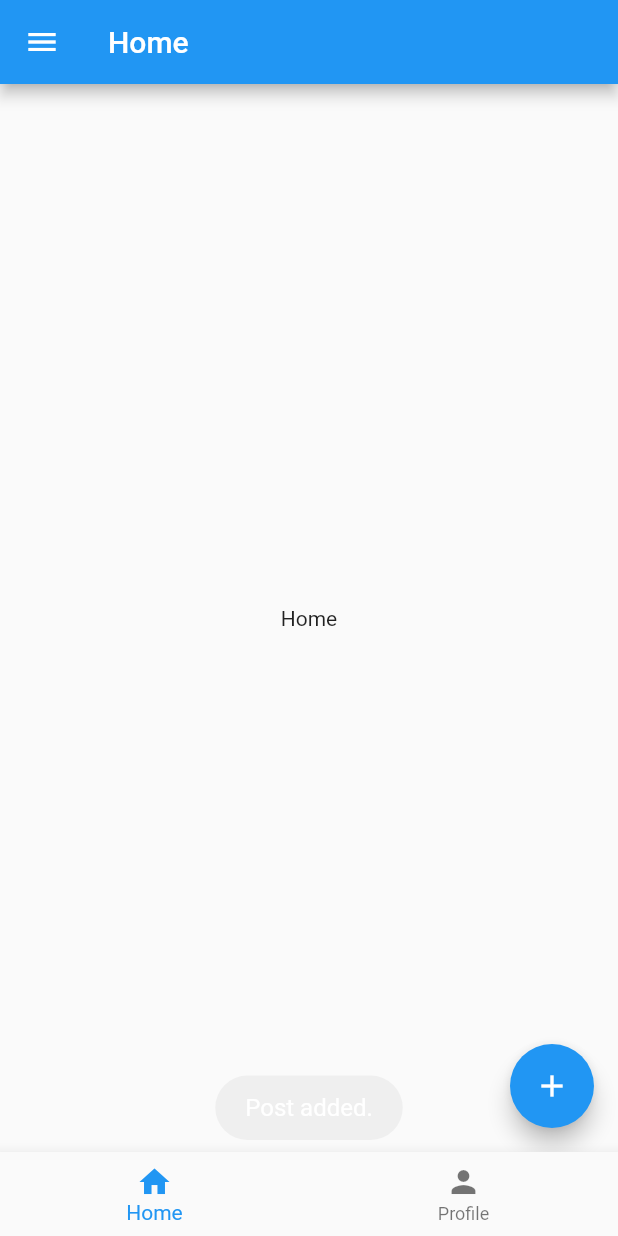
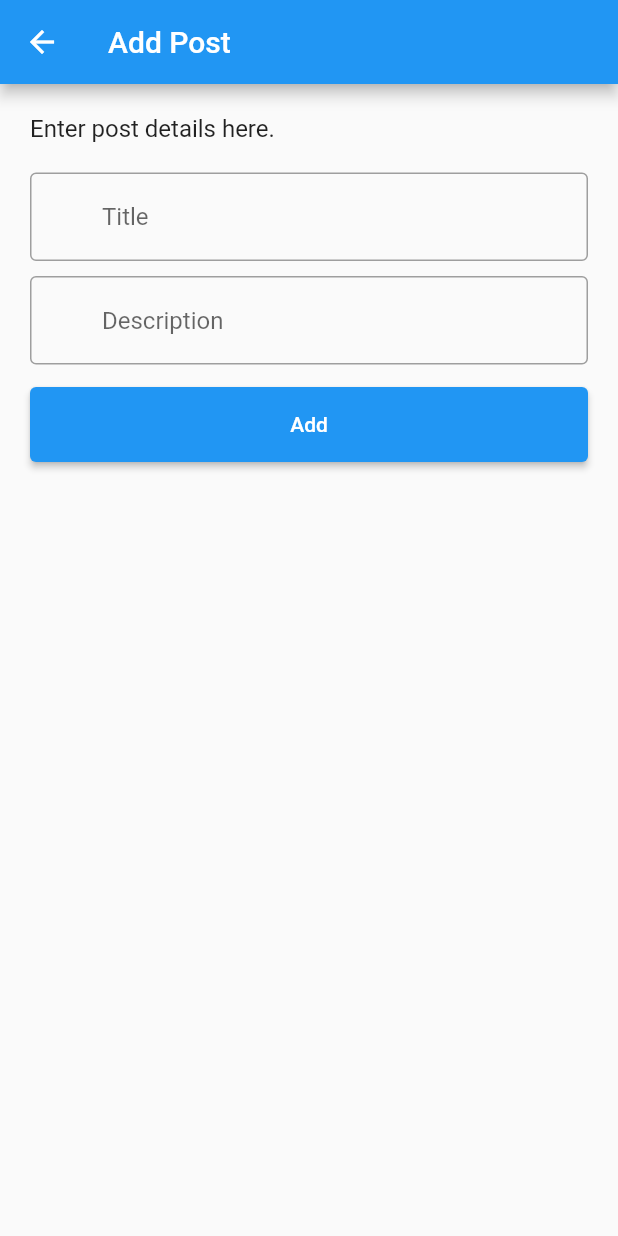
Before and after one commit to imasha-senarath/flutter-demo, a Flutter app: the screen it shows once a user with an empty profile is signed in, after a tap on the "add" icon, on a phone screen of 412 x 824 dp. Run offline on Flutter 3.47's test engine with Material 2 defaults, Android fonts, the light colour scheme and no system bars; our stand-ins replace cloud_firestore, firebase_auth, firebase_core, fluttertoast; accounts and stored records are empty; network calls fail.

Commit message:
Firestore with list and delete doc.

```diff
--- a/lib/model/post.dart
+++ b/lib/model/post.dart
@@ -1,7 +1,7 @@
 class Post {
-  final String id;
-  final String title;
-  final String description;
+  String? id;
+  String title;
+  String description;
 
-  Post(this.id, this.title, this.description);
+  Post({required this.id, required this.title, required this.description});
 }
--- /dev/null
+++ b/lib/views/add_post_view.dart
@@ -0,0 +1,123 @@
+import 'package:cloud_firestore/cloud_firestore.dart';
+import 'package:flutter/material.dart';
+import 'package:fluttertoast/fluttertoast.dart';
+
+import '../components/button.dart';
+import '../components/dialog.dart';
+import '../components/text_field.dart';
+import '../const.dart';
+import '../model/post.dart';
+
+class AddPostView extends StatefulWidget {
+  const AddPostView({Key? key}) : super(key: key);
+
+  @override
+  State<AddPostView> createState() => _AddPostViewState();
+}
+
+class _AddPostViewState extends State<AddPostView> {
+  final titleController = TextEditingController();
+  final descriptionController = TextEditingController();
+
+  CollectionReference postsCollectionReference =
+      FirebaseFirestore.instance.collection('Posts');
+
+  Future<void> _addPost() async {
+    String titleValue = titleController.text;
+    String descriptionValue = descriptionController.text;
+
+    if (titleValue == "" || descriptionValue == "") {
+      showDialog(
+          context: context,
+          builder: (BuildContext context) {
+            return const MyDialog(
+              title: 'Error',
+              description: "Field can't be empty.",
+            );
+          });
+    } else {
+      Map<String, dynamic> postData = {
+        'title': titleValue,
+        'description': descriptionValue,
+      };
+
+      postsCollectionReference
+          .add(postData)
+          .then((value) => {
+                Fluttertoast.showToast(
+                    msg: "Post added.",
+                    toastLength: Toast.LENGTH_SHORT,
+                    gravity: ToastGravity.BOTTOM,
+                    timeInSecForIosWeb: 1,
+                    textColor: Colors.white,
+                    fontSize: 16.0),
+              })
+          .catchError((error) => {
+                Fluttertoast.showToast(
+                    msg: error,
+                    toastLength: Toast.LENGTH_SHORT,
+                    gravity: ToastGravity.BOTTOM,
+                    timeInSecForIosWeb: 1,
+                    textColor: Colors.white,
+                    fontSize: 16.0),
+              });
+    }
+  }
+
+  @override
+  Widget build(BuildContext context) {
+    return Scaffold(
+      appBar: AppBar(
+        title: const Text("Add Post"),
+        leading: IconButton(
+          icon: const Icon(Icons.arrow_back),
+          onPressed: () {
+            Navigator.of(context).pop();
+          },
+        ),
+      ),
+      body: SingleChildScrollView(
+        child: Container(
+          margin: const EdgeInsets.all(20.0),
+          child: Column(
+            crossAxisAlignment: CrossAxisAlignment.start,
+            children: [
+              const Text(
+                "Enter post details here.",
+                textAlign: TextAlign.start,
+                style: TextStyle(
+                  fontSize: 16.0,
+                ),
+              ),
+              const SizedBox(
+                height: 20.0,
+              ),
+              MyTextField(
+                hintText: 'Title',
+                controller: titleController,
+                obscureText: false,
+                icon: const Icon(null),
+              ),
+              const SizedBox(
+                height: 10.0,
+              ),
+              MyTextField(
+                hintText: 'Description',
+                controller: descriptionController,
+                obscureText: true,
+                icon: const Icon(null),
+              ),
+              const SizedBox(
+                height: 15.0,
+              ),
+              MyButton(
+                onTap: _addPost,
+                name: 'Add',
+              )
+            ],
+          ),
+        ),
+      ),
+    );
+  }
+}
--- a/lib/views/home_view.dart
+++ b/lib/views/home_view.dart
@@ -1,7 +1,10 @@
 import 'package:cloud_firestore/cloud_firestore.dart';
 import 'package:flutter/material.dart';
+import 'package:flutter_demo/components/post.dart';
+import 'package:flutter_demo/views/add_post_view.dart';
 import 'package:fluttertoast/fluttertoast.dart';
 
+import '../components/bottom_sheet_menu.dart';
 import '../model/post.dart';
 
 class HomeView extends StatefulWidget {
@@ -12,48 +15,107 @@ class HomeView extends StatefulWidget {
 }
 
 class _HomeViewState extends State<HomeView> {
+  List<Post> postList = [];
+
   CollectionReference postsCollectionReference =
       FirebaseFirestore.instance.collection('Posts');
 
-  Future <void> _addUser(Post post) async {
+  @override
+  void initState() {
+    super.initState();
+    _setPosts();
+  }
 
-    Map<String, dynamic> postData = {
-      'title': post.title,
-      'description': post.description,
-    };
+  Future<List<Post>> _getPosts() async {
+    List<Post> list = [];
 
-    postsCollectionReference
-        .add(postData)
-        .then((value) => {
+    QuerySnapshot<Map<String, dynamic>> querySnapshot =
+        await FirebaseFirestore.instance.collection('Posts').get();
+
+    for (var doc in querySnapshot.docs) {
+      Map<String, dynamic> data = doc.data();
+      list.add(Post(
+        id: doc.id,
+        title: data['title'],
+        description: data['description'],
+      ));
+    }
+
+    return list;
+  }
+
+  Future<void> _setPosts() async {
+    List<Post> posts = await _getPosts();
+    setState(() {
+      postList = posts;
+    });
+  }
+
+  void postClicked(String postId) {
+    showModalBottomSheet(
+      context: context,
+      builder: (BuildContext context) {
+        return MyBottomSheetMenu(
+          onItemSelected: (value) {
+            if (value == 'View') {
+            } else if (value == 'Delete') {
+              deletePost(postId);
+            }
+          },
+        );
+      },
+    );
+  }
+
+  Future<void> deletePost(String postId) async {
+    try {
+      DocumentReference documentReference = postsCollectionReference.doc(postId);
+      await documentReference.delete();
+
       Fluttertoast.showToast(
-                  msg: "Post added.",
+          msg: "Post deleted successfully.",
           toastLength: Toast.LENGTH_SHORT,
           gravity: ToastGravity.BOTTOM,
           timeInSecForIosWeb: 1,
           textColor: Colors.white,
-                  fontSize: 16.0),
-            })
-        .catchError((error) => {
+          fontSize: 16.0);
+    } catch (e) {
       Fluttertoast.showToast(
-                  msg: error,
+          msg: "Error: $e",
           toastLength: Toast.LENGTH_SHORT,
           gravity: ToastGravity.BOTTOM,
           timeInSecForIosWeb: 1,
           textColor: Colors.white,
-                  fontSize: 16.0),
-            });
+          fontSize: 16.0);
+    }
   }
 
   @override
   Widget build(BuildContext context) {
     return Scaffold(
-      body: const Center(
-        child: Text('Home'),
+      backgroundColor: Colors.grey[300],
+      body: Center(
+        child: ListView.builder(
+          itemCount: postList.length,
+          itemBuilder: (context, index) {
+            Post post = postList[index];
+            return MyPost(
+              title: post.title,
+              description: post.description,
+              onTap: () {
+                postClicked(post.id.toString());
+              },
+            );
+          },
+        ),
       ),
       floatingActionButton: FloatingActionButton(
         onPressed: () {
-          _addUser(Post("", "This is the first post",
-              "Lorem ipsum dolor sit amet, consectetur adipiscing elit."));
+          Navigator.of(context).push(
+            MaterialPageRoute(
+              builder: (BuildContext context) => const AddPostView(),
+            ),
+          );
         },
         backgroundColor: Colors.blue,
         child: const Icon(
--- a/lib/views/login_view.dart
+++ b/lib/views/login_view.dart
@@ -1,5 +1,6 @@
 import 'package:firebase_auth/firebase_auth.dart';
 import 'package:flutter/material.dart';
+import 'package:flutter_demo/components/app_bar.dart';
 import 'package:flutter_demo/components/button.dart';
 import 'package:flutter_demo/components/dialog.dart';
 import 'package:flutter_demo/const.dart';
@@ -15,11 +16,11 @@ class LoginView extends StatefulWidget {
 }
 
 class _LoginViewState extends State<LoginView> {
-  final emalController = TextEditingController();
+  final emailController = TextEditingController();
   final passwordController = TextEditingController();
 
   void userLogin() {
-    String emailValue = emalController.text;
+    String emailValue = emailController.text;
     String passwordValue = passwordController.text;
 
     if (emailValue == "imasha" && passwordValue == "1234") {
@@ -41,7 +42,7 @@ class _LoginViewState extends State<LoginView> {
   }
 
   void userFirebaseLogin() async {
-    String emailValue = emalController.text;
+    String emailValue = emailController.text;
     String passwordValue = passwordController.text;
 
     if (emailValue.isEmpty || passwordValue.isEmpty) {
@@ -125,7 +126,7 @@ class _LoginViewState extends State<LoginView> {
               ),
               MyTextField(
                 hintText: 'Email',
-                controller: emalController,
+                controller: emailController,
                 obscureText: false,
                 icon: const Icon(Icons.email),
               ),
```
Also changed, not shown: lib/components/app_bar.dart (added, +21 -0 lines), lib/components/bottom_sheet_menu.dart (added, +31 -0 lines), lib/components/post.dart (added, +55 -0 lines). Lines whose indentation alone changed are shown as unchanged.
